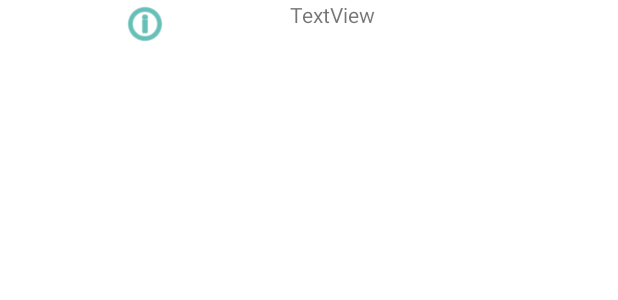
After one commit to Kellyan01/Projet_Android-Capture_de_Point, an Android app: the layout marker_coordinate.xml on its own in the app's theme, with its tools: preview values and no code run, on a phone screen of 412 x 824 dp. The commit adds this screen. Shown: the top 300 px of the screen. Run offline under Robolectric (Android 15) with nearby library versions, the phone set to English and light mode, and no system bars.

Commit message:
Commit : Affichage Point Toulouse + MArker

```diff
--- a/Flag Catcher/app/build.gradle
+++ b/Flag Catcher/app/build.gradle
@@ -46,7 +46,7 @@ dependencies {
     testImplementation 'junit:junit:4.+'
     androidTestImplementation 'androidx.test.ext:junit:1.1.3'
     androidTestImplementation 'androidx.test.espresso:espresso-core:3.4.0'
-    implementation 'com.google.code.gson:gson:2.8.6'
+    implementation 'com.google.code.gson:gson:2.8.+'
 
     implementation 'com.squareup.okhttp3:okhttp:4.+'
 }
--- /dev/null
+++ b/Flag Catcher/app/src/main/res/layout/marker_coordinate.xml
@@ -0,0 +1,21 @@
+<?xml version="1.0" encoding="utf-8"?>
+<LinearLayout xmlns:android="http://schemas.android.com/apk/res/android"
+    xmlns:app="http://schemas.android.com/apk/res-auto"
+    android:layout_width="match_parent"
+    android:layout_height="match_parent">
+
+    <ImageView
+        android:id="@+id/ivMark"
+        android:layout_width="wrap_content"
+        android:layout_height="wrap_content"
+        android:layout_weight="1"
+        android:tint="#009688"
+        app:srcCompat="@android:drawable/ic_menu_info_details" />
+
+    <TextView
+        android:id="@+id/tvMark"
+        android:layout_width="wrap_content"
+        android:layout_height="wrap_content"
+        android:layout_weight="1"
+        android:text="TextView" />
+</LinearLayout>
```
Also changed, not shown: Flag Catcher/app/src/main/java/com/pokemongo/flagcatcher/MapsActivity.kt (+45 -12 lines), Flag Catcher/app/src/main/java/com/pokemongo/flagcatcher/model/utils/WSUtils.kt (+19 -0 lines).
